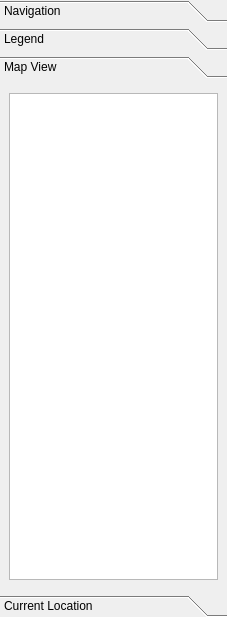
The window that src/lib/MarbleControlBox.ui (KDE/marble) describes before a commit, drawn with Qt 5.
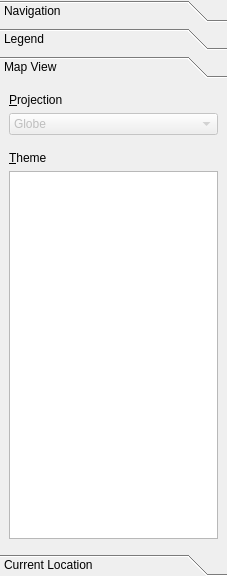
The same window after the commit. The open tabs and pages were chosen to show the change. Icons and pictures are not drawn. Custom widgets are drawn as their Qt base class.

Commit message: - Added a GUI Item for the projection. Disabled for now.

Diff of the .ui file:
```diff
--- a/src/lib/MarbleControlBox.ui
+++ b/src/lib/MarbleControlBox.ui
@@ -6,7 +6,7 @@
     <x>0</x>
     <y>0</y>
     <width>227</width>
-    <height>617</height>
+    <height>576</height>
    </rect>
   </property>
   <property name="sizePolicy" >
@@ -451,8 +451,8 @@
        <rect>
         <x>0</x>
         <y>0</y>
-        <width>112</width>
-        <height>112</height>
+        <width>227</width>
+        <height>452</height>
        </rect>
       </property>
       <attribute name="label" >
@@ -465,6 +465,59 @@
        <property name="spacing" >
         <number>6</number>
        </property>
+       <item>
+        <widget class="QLabel" name="projectionLabel" >
+         <property name="text" >
+          <string>&amp;Projection</string>
+         </property>
+         <property name="buddy" >
+          <cstring>projectionComboBox</cstring>
+         </property>
+        </widget>
+       </item>
+       <item>
+        <widget class="QComboBox" name="projectionComboBox" >
+         <property name="enabled" >
+          <bool>false</bool>
+         </property>
+         <item>
+          <property name="text" >
+           <string>Globe</string>
+          </property>
+         </item>
+         <item>
+          <property name="text" >
+           <string>Map</string>
+          </property>
+         </item>
+        </widget>
+       </item>
+       <item>
+        <spacer>
+         <property name="orientation" >
+          <enum>Qt::Vertical</enum>
+         </property>
+         <property name="sizeType" >
+          <enum>QSizePolicy::Fixed</enum>
+         </property>
+         <property name="sizeHint" >
+          <size>
+           <width>20</width>
+           <height>10</height>
+          </size>
+         </property>
+        </spacer>
+       </item>
+       <item>
+        <widget class="QLabel" name="mapThemeLabel" >
+         <property name="text" >
+          <string>&amp;Theme</string>
+         </property>
+         <property name="buddy" >
+          <cstring>katlasThemeSelectView</cstring>
+         </property>
+        </widget>
+       </item>
        <item>
         <widget class="KAtlasThemeSelectView" name="katlasThemeSelectView" >
          <property name="sizePolicy" >
@@ -844,11 +897,6 @@
   </layout>
  </widget>
  <customwidgets>
-  <customwidget>
-   <class>SearchListView</class>
-   <extends>QListView</extends>
-   <header>searchlistview.h</header>
-  </customwidget>
   <customwidget>
    <class>LegendBrowser</class>
    <extends>QTextBrowser</extends>
@@ -859,6 +907,11 @@
    <extends>QListView</extends>
    <header>katlasthemeselectview.h</header>
   </customwidget>
+  <customwidget>
+   <class>SearchListView</class>
+   <extends>QListView</extends>
+   <header>searchlistview.h</header>
+  </customwidget>
  </customwidgets>
  <resources>
   <include location="../marble.qrc" />
```
Left out of the diff: 25 changed lines with no effect on the pictures. The commit also changes 1 other file.
